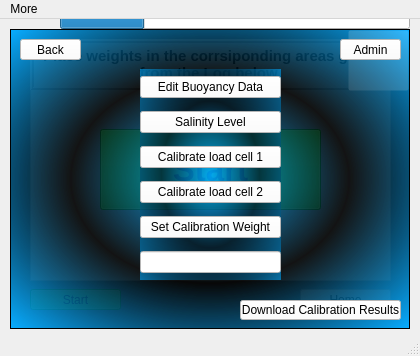
Above: UI/main_gui.ui from Althelrus/calibrationTool_pycharm before the change. Below: the same form after it.
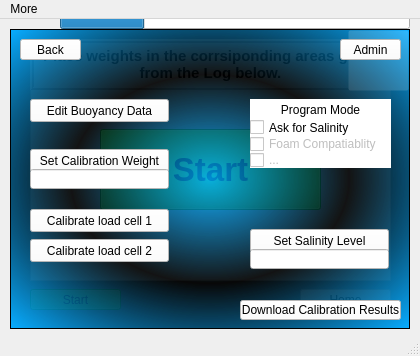
That is the form after the change. Icons and pictures are not drawn.

The edit to the form file:
```diff
--- a/UI/main_gui.ui
+++ b/UI/main_gui.ui
@@ -304,18 +304,15 @@
        <string>Back</string>
       </property>
      </widget>
-     <widget class="QWidget" name="">
-      <property name="geometry">
-       <rect>
-        <x>130</x>
-        <y>40</y>
-        <width>141</width>
-        <height>211</height>
-       </rect>
-      </property>
-      <layout class="QVBoxLayout" name="button_set_vl1">
-       <item>
         <widget class="QPushButton" name="boyuancy_data_btn">
+      <property name="geometry">
+       <rect>
+        <x>20</x>
+        <y>70</y>
+        <width>139</width>
+        <height>23</height>
+       </rect>
+      </property>
          <property name="styleSheet">
           <string notr="true">background-color: rgb(255, 255, 255);</string>
          </property>
@@ -323,19 +320,31 @@
           <string>Edit Buoyancy Data</string>
          </property>
         </widget>
-       </item>
-       <item>
-        <widget class="QPushButton" name="Saliny">
+     <widget class="QPushButton" name="saliny_btn">
+      <property name="geometry">
+       <rect>
+        <x>240</x>
+        <y>200</y>
+        <width>139</width>
+        <height>23</height>
+       </rect>
+      </property>
          <property name="styleSheet">
           <string notr="true">background-color: rgb(255, 255, 255);</string>
          </property>
          <property name="text">
-          <string>Salinity Level</string>
-         </property>
-        </widget>
-       </item>
-       <item>
+       <string>Set Salinity Level</string>
+      </property>
+     </widget>
         <widget class="QPushButton" name="sensor1_btn">
+      <property name="geometry">
+       <rect>
+        <x>20</x>
+        <y>180</y>
+        <width>139</width>
+        <height>23</height>
+       </rect>
+      </property>
          <property name="styleSheet">
           <string notr="true">background-color: rgb(255, 255, 255);</string>
          </property>
@@ -343,9 +352,15 @@
           <string>Calibrate load cell 1</string>
          </property>
         </widget>
-       </item>
-       <item>
         <widget class="QPushButton" name="sensor2_btn">
+      <property name="geometry">
+       <rect>
+        <x>20</x>
+        <y>210</y>
+        <width>139</width>
+        <height>23</height>
+       </rect>
+      </property>
          <property name="styleSheet">
           <string notr="true">background-color: rgb(255, 255, 255);</string>
          </property>
@@ -353,9 +368,15 @@
           <string>Calibrate load cell 2</string>
          </property>
         </widget>
-       </item>
-       <item>
-        <widget class="QPushButton" name="pushbutton_1">
+     <widget class="QPushButton" name="set_calibration_weight_btn">
+      <property name="geometry">
+       <rect>
+        <x>20</x>
+        <y>120</y>
+        <width>139</width>
+        <height>23</height>
+       </rect>
+      </property>
          <property name="styleSheet">
           <string notr="true">background-color: rgb(255, 255, 255);</string>
          </property>
@@ -363,15 +384,104 @@
           <string>Set Calibration Weight</string>
          </property>
         </widget>
-       </item>
-       <item>
-        <widget class="QLineEdit" name="lineEdit_5">
+     <widget class="QLineEdit" name="weight_input_le">
+      <property name="geometry">
+       <rect>
+        <x>20</x>
+        <y>140</y>
+        <width>139</width>
+        <height>20</height>
+       </rect>
+      </property>
          <property name="styleSheet">
           <string notr="true">background-color: rgb(255, 255, 255);</string>
          </property>
         </widget>
-       </item>
-      </layout>
+     <widget class="QLineEdit" name="salinity_input_le">
+      <property name="geometry">
+       <rect>
+        <x>240</x>
+        <y>220</y>
+        <width>139</width>
+        <height>20</height>
+       </rect>
+      </property>
+      <property name="styleSheet">
+       <string notr="true">background-color: rgb(255, 255, 255);</string>
+      </property>
+     </widget>
+     <widget class="QCheckBox" name="salinity_cbox">
+      <property name="geometry">
+       <rect>
+        <x>240</x>
+        <y>90</y>
+        <width>141</width>
+        <height>17</height>
+       </rect>
+      </property>
+      <property name="styleSheet">
+       <string notr="true">background-color: rgb(255, 255, 255);</string>
+      </property>
+      <property name="text">
+       <string>Ask for Salinity</string>
+      </property>
+     </widget>
+     <widget class="QLabel" name="program_mode_lbl">
+      <property name="geometry">
+       <rect>
+        <x>240</x>
+        <y>70</y>
+        <width>141</width>
+        <height>21</height>
+       </rect>
+      </property>
+      <property name="styleSheet">
+       <string notr="true">background-color: rgb(255, 255, 255);</string>
+      </property>
+      <property name="text">
+       <string>Program Mode</string>
+      </property>
+      <property name="alignment">
+       <set>Qt::AlignCenter</set>
+      </property>
+     </widget>
+     <widget class="QCheckBox" name="foam_cbox">
+      <property name="enabled">
+       <bool>false</bool>
+      </property>
+      <property name="geometry">
+       <rect>
+        <x>240</x>
+        <y>107</y>
+        <width>141</width>
+        <height>16</height>
+       </rect>
+      </property>
+      <property name="styleSheet">
+       <string notr="true">background-color: rgb(255, 255, 255);</string>
+      </property>
+      <property name="text">
+       <string>Foam Compatiablity</string>
+      </property>
+     </widget>
+     <widget class="QCheckBox" name="checkBox_3">
+      <property name="enabled">
+       <bool>false</bool>
+      </property>
+      <property name="geometry">
+       <rect>
+        <x>240</x>
+        <y>123</y>
+        <width>141</width>
+        <height>16</height>
+       </rect>
+      </property>
+      <property name="styleSheet">
+       <string notr="true">background-color: rgb(255, 255, 255);</string>
+      </property>
+      <property name="text">
+       <string>...</string>
+      </property>
      </widget>
     </widget>
    </widget>
```
Lines whose indentation alone changed are shown as unchanged.
